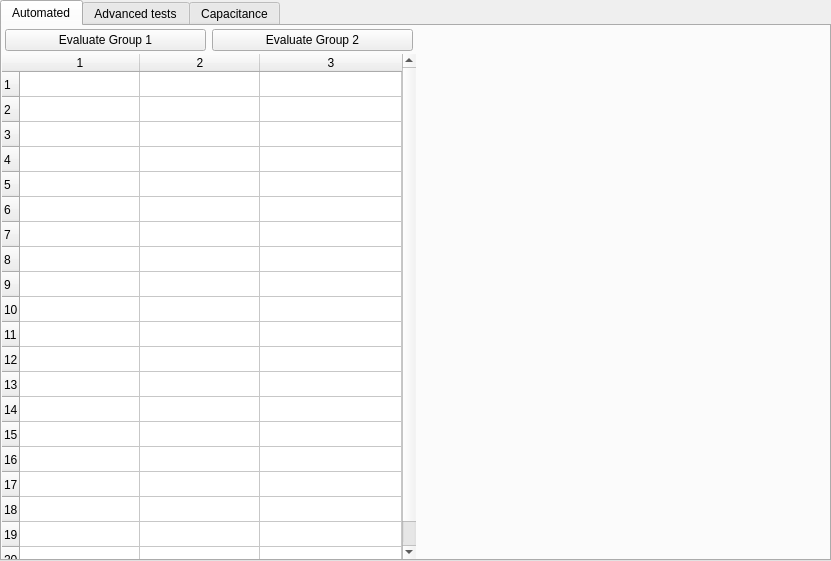
Before: the Qt Designer form SEEL_Apps/utilityApps/templates/testing.ui in jithinbp/SEELablet-apps, drawn with Qt 5.
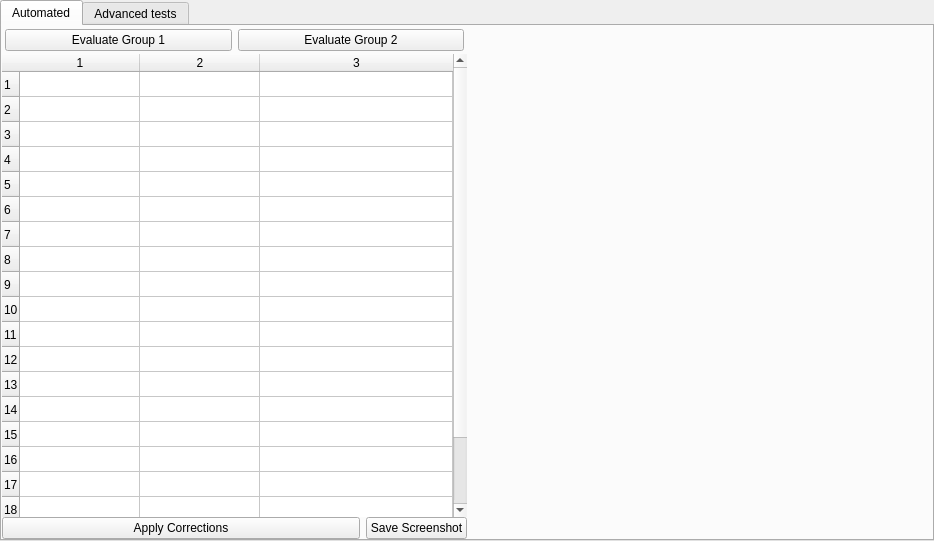
After: the same form once the commit is applied.

Commit message: testing utility finished

Diff of the .ui file:
```diff
--- a/SEEL_Apps/utilityApps/templates/testing.ui
+++ b/SEEL_Apps/utilityApps/templates/testing.ui
@@ -6,8 +6,8 @@
    <rect>
     <x>0</x>
     <y>0</y>
-    <width>831</width>
-    <height>561</height>
+    <width>934</width>
+    <height>541</height>
    </rect>
   </property>
   <property name="windowTitle">
@@ -37,6 +37,23 @@
         <property name="spacing">
          <number>0</number>
         </property>
+        <item row="0" column="1" rowspan="3">
+         <widget class="QFrame" name="frame">
+          <property name="sizePolicy">
+           <sizepolicy hsizetype="MinimumExpanding" vsizetype="Preferred">
+            <horstretch>0</horstretch>
+            <verstretch>0</verstretch>
+           </sizepolicy>
+          </property>
+          <property name="frameShape">
+           <enum>QFrame::NoFrame</enum>
+          </property>
+          <property name="frameShadow">
+           <enum>QFrame::Raised</enum>
+          </property>
+          <layout class="QGridLayout" name="plot_area"/>
+         </widget>
+        </item>
         <item row="0" column="0">
          <widget class="QFrame" name="frame_2">
           <property name="frameShape">
@@ -98,6 +115,9 @@
           <attribute name="verticalHeaderDefaultSectionSize">
            <number>25</number>
           </attribute>
+          <attribute name="verticalHeaderStretchLastSection">
+           <bool>false</bool>
+          </attribute>
           <row/>
           <row/>
           <row/>
@@ -123,21 +143,42 @@
           <column/>
          </widget>
         </item>
-        <item row="0" column="1" rowspan="2">
-         <widget class="QFrame" name="frame">
-          <property name="sizePolicy">
-           <sizepolicy hsizetype="MinimumExpanding" vsizetype="Preferred">
-            <horstretch>0</horstretch>
-            <verstretch>0</verstretch>
-           </sizepolicy>
-          </property>
+        <item row="3" column="0">
+         <widget class="QFrame" name="frame_3">
           <property name="frameShape">
            <enum>QFrame::NoFrame</enum>
           </property>
           <property name="frameShadow">
            <enum>QFrame::Raised</enum>
           </property>
-          <layout class="QGridLayout" name="plot_area"/>
+          <layout class="QHBoxLayout" name="horizontalLayout_3">
+           <property name="margin">
+            <number>0</number>
+           </property>
+           <item>
+            <widget class="QPushButton" name="pushButton_3">
+             <property name="text">
+              <string>Apply Corrections</string>
+             </property>
+            </widget>
+           </item>
+           <item>
+            <widget class="QPushButton" name="pushButton_4">
+             <property name="sizePolicy">
+              <sizepolicy hsizetype="Maximum" vsizetype="Fixed">
+               <horstretch>0</horstretch>
+               <verstretch>0</verstretch>
+              </sizepolicy>
+             </property>
+             <property name="text">
+              <string>Save Screenshot</string>
+             </property>
+             <property name="shortcut">
+              <string>Ctrl+S</string>
+             </property>
+            </widget>
+           </item>
+          </layout>
          </widget>
         </item>
        </layout>
@@ -147,11 +188,6 @@
         <string>Advanced tests</string>
        </attribute>
       </widget>
-      <widget class="QWidget" name="tab3">
-       <attribute name="title">
-        <string>Capacitance</string>
-       </attribute>
-      </widget>
      </widget>
     </item>
    </layout>
```
Left out of the diff: 44 changed lines with no effect on the pictures. The commit also changes 3 other files.
